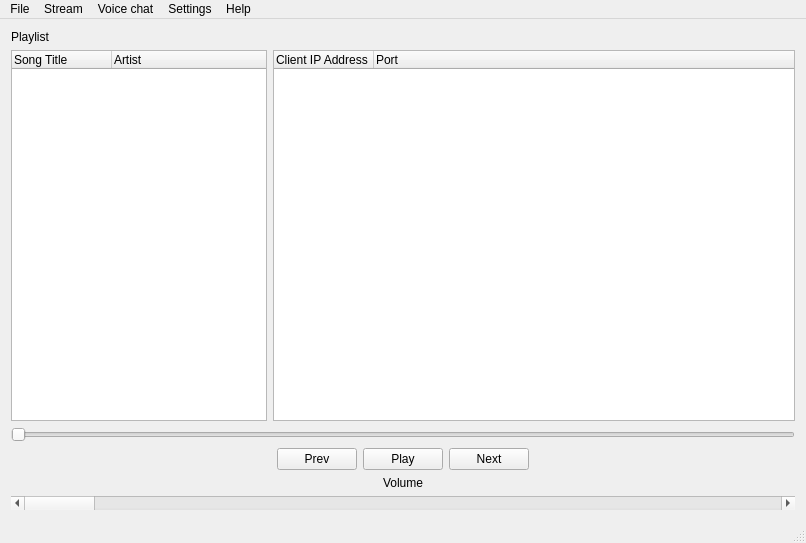
The window that src/mainwindow.ui (willamm/CommAudio) describes before a commit, drawn with Qt 5.
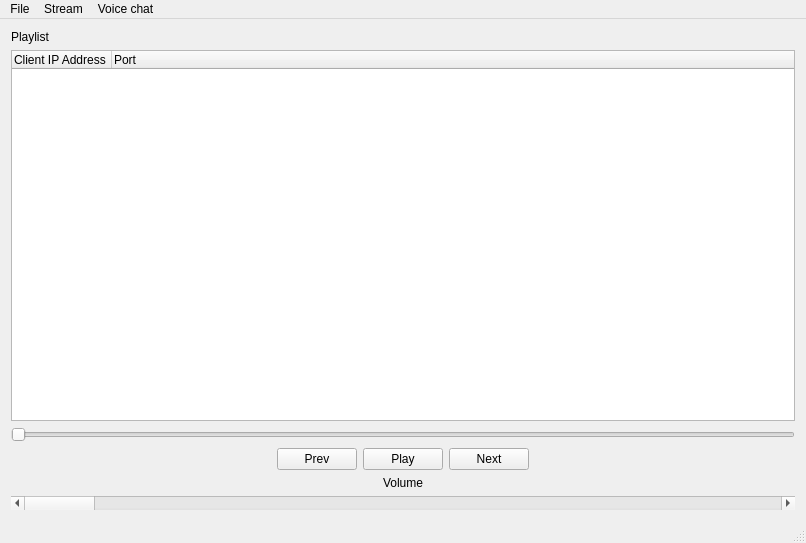
The same window after the commit. Icons and pictures are not drawn.

```diff
--- a/src/mainwindow.ui
+++ b/src/mainwindow.ui
@@ -36,20 +36,6 @@
       <property name="spacing">
        <number>6</number>
       </property>
-      <item>
-       <widget class="QTreeWidget" name="playList">
-        <column>
-         <property name="text">
-          <string>Song Title</string>
-         </property>
-        </column>
-        <column>
-         <property name="text">
-          <string>Artist</string>
-         </property>
-        </column>
-       </widget>
-      </item>
       <item>
        <widget class="QTreeWidget" name="clientList">
         <property name="sizePolicy">
@@ -221,11 +207,6 @@
     <addaction name="separator"/>
     <addaction name="actionBroadcast"/>
    </widget>
-   <widget class="QMenu" name="menuHelp">
-    <property name="title">
-     <string>Help</string>
-    </property>
-   </widget>
    <widget class="QMenu" name="menuVoice_chat">
     <property name="title">
      <string>Voice chat</string>
@@ -233,16 +214,9 @@
     <addaction name="actionStart_session"/>
     <addaction name="actionJoin_session"/>
    </widget>
-   <widget class="QMenu" name="menuSettings">
-    <property name="title">
-     <string>Settings</string>
-    </property>
-   </widget>
    <addaction name="menuFile"/>
    <addaction name="menuEdit"/>
    <addaction name="menuVoice_chat"/>
-   <addaction name="menuSettings"/>
-   <addaction name="menuHelp"/>
   </widget>
   <widget class="QStatusBar" name="statusBar"/>
   <action name="actionAdd_file">
```
Left out of the diff: 5 changed lines with no effect on the pictures.
